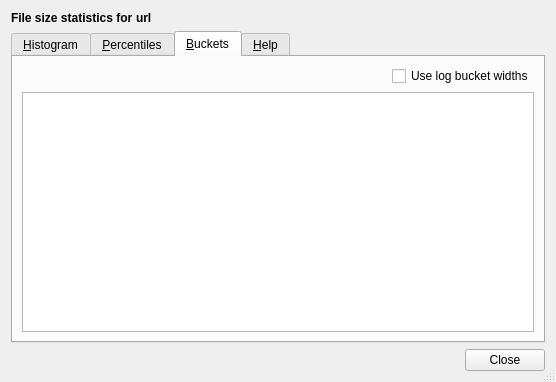
Before: the Qt Designer form src/file-size-stats-window.ui in Lithopsian/qt6dirstat, drawn with Qt 5.
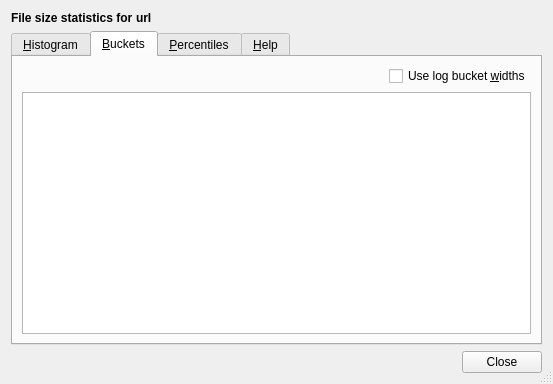
After: the same form once the commit is applied. The open tabs and pages were chosen to show the change. Icons and pictures are not drawn. Custom widgets are drawn as their Qt base class.

Commit message:
Percentile table counts and sums
Make the count and sum columns show the values from the previous *visible* percentile to this one.  Showing values for a single percentile when the table is filtered and only every 5th percentile is visible is confusing and unhelpful.
Drop the whole "margins" idea from the table; also confusing and unhelpful, even more so when most of the rows in the table are showing counts and sums for 5 rows.

Diff of the .ui file:
```diff
--- a/src/file-size-stats-window.ui
+++ b/src/file-size-stats-window.ui
@@ -6,8 +6,8 @@
    <rect>
     <x>0</x>
     <y>0</y>
-    <width>556</width>
-    <height>382</height>
+    <width>553</width>
+    <height>384</height>
    </rect>
   </property>
   <property name="windowTitle">
@@ -187,6 +187,44 @@
        </item>
       </layout>
      </widget>
+     <widget class="QWidget" name="bucketsPage">
+      <attribute name="title">
+       <string>&amp;Buckets</string>
+      </attribute>
+      <layout class="QVBoxLayout" name="verticalLayout_9">
+       <item>
+        <layout class="QHBoxLayout" name="horizontalLayout_2">
+         <item>
+          <widget class="QLabel" name="bucketsLabel">
+           <property name="sizePolicy">
+            <sizepolicy hsizetype="MinimumExpanding" vsizetype="Preferred">
+             <horstretch>0</horstretch>
+             <verstretch>0</verstretch>
+            </sizepolicy>
+           </property>
+          </widget>
+         </item>
+         <item>
+          <widget class="QCheckBox" name="logWidthsCheckBox">
+           <property name="text">
+            <string>Use log bucket &amp;widths</string>
+           </property>
+          </widget>
+         </item>
+        </layout>
+       </item>
+       <item>
+        <widget class="QTableView" name="bucketsTable">
+         <attribute name="horizontalHeaderHighlightSections">
+          <bool>false</bool>
+         </attribute>
+         <attribute name="verticalHeaderHighlightSections">
+          <bool>false</bool>
+         </attribute>
+        </widget>
+       </item>
+      </layout>
+     </widget>
      <widget class="QWidget" name="percentilePage">
       <attribute name="title">
        <string>&amp;Percentiles</string>
@@ -222,44 +260,6 @@
        </item>
       </layout>
      </widget>
-     <widget class="QWidget" name="bucketsPage">
-      <attribute name="title">
-       <string>&amp;Buckets</string>
-      </attribute>
-      <layout class="QVBoxLayout" name="verticalLayout_9">
-       <item>
-        <layout class="QHBoxLayout" name="horizontalLayout_2">
-         <item>
-          <widget class="QLabel" name="bucketsLabel">
-           <property name="sizePolicy">
-            <sizepolicy hsizetype="MinimumExpanding" vsizetype="Preferred">
-             <horstretch>0</horstretch>
-             <verstretch>0</verstretch>
-            </sizepolicy>
-           </property>
-          </widget>
-         </item>
-         <item>
-          <widget class="QCheckBox" name="logWidthsCheckBox">
-           <property name="text">
-            <string>Use log bucket widths</string>
-           </property>
-          </widget>
-         </item>
-        </layout>
-       </item>
-       <item>
-        <widget class="QTableView" name="bucketsTable">
-         <attribute name="horizontalHeaderHighlightSections">
-          <bool>false</bool>
-         </attribute>
-         <attribute name="verticalHeaderHighlightSections">
-          <bool>false</bool>
-         </attribute>
-        </widget>
-       </item>
-      </layout>
-     </widget>
      <widget class="QWidget" name="helpPage">
       <attribute name="title">
        <string>&amp;Help</string>
```
Left out of the diff: 39 changed lines with no effect on the pictures. The commit also changes 13 other files.
